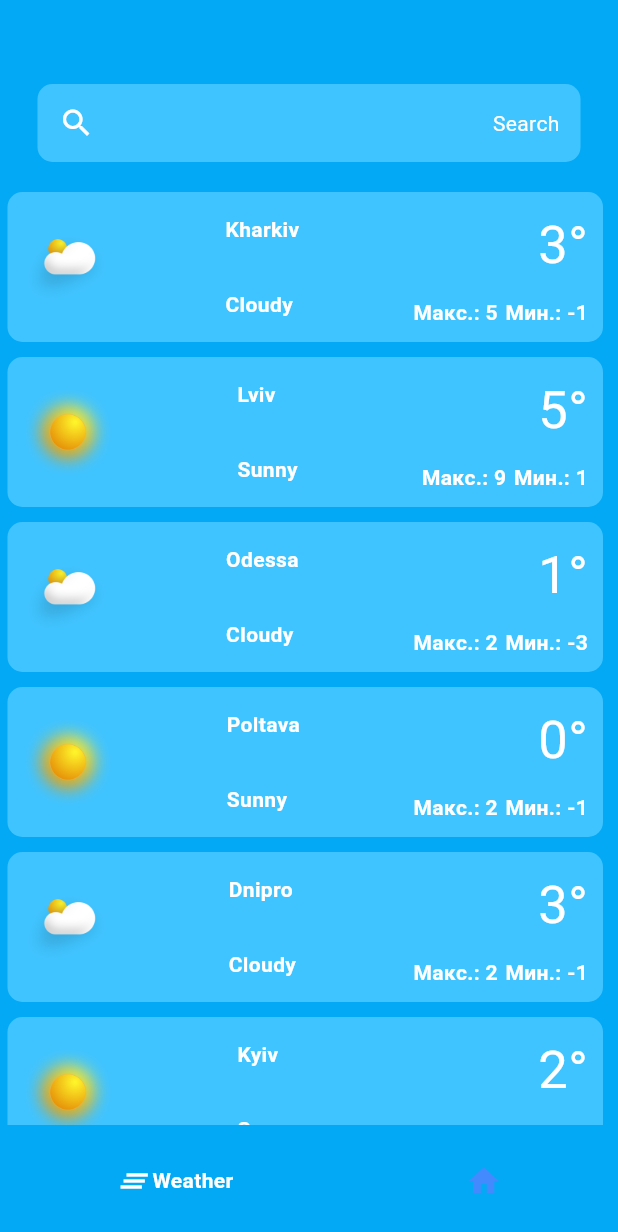
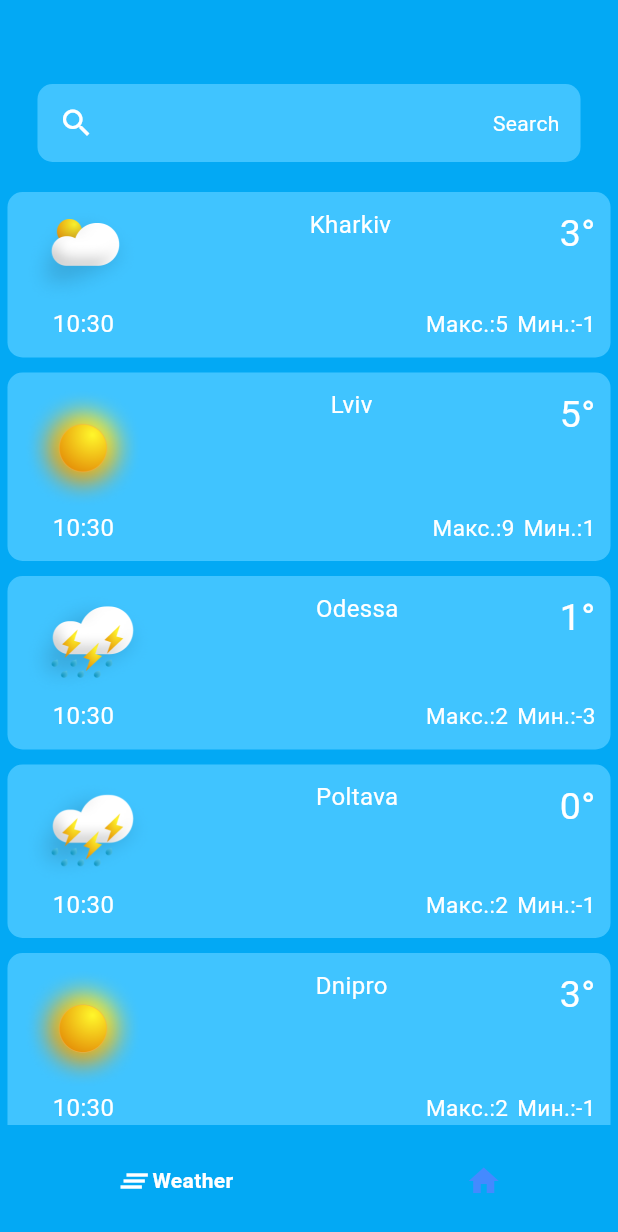
Before and after one commit to leeerrrrmmm/WeatherApp, a Flutter app: the screen it shows after launch, on a phone screen of 412 x 824 dp. Shown: the top 1232 px of the screen. Run offline on Flutter 3.47's test engine with Material 3 defaults, Android fonts, the phone set to English and light mode, and no system bars; drawn by our look-alikes of google_nav_bar.

Commit message:
Add a realTime

```diff
--- a/lib/Screens/main_screen.dart
+++ b/lib/Screens/main_screen.dart
@@ -13,6 +13,16 @@ class MainScreen extends StatefulWidget {
 }
 
 class _MainScreenState extends State<MainScreen> {
+
+
+  void addWeatherItem(Weather weather){
+    showDialog(
+        context: context,
+        builder: (context) => AlertDialog(
+          title: Text('Success'),
+          content: Text('You we\'re success added a weather item'),
+        ));
+  }
 
   @override
   Widget build(BuildContext context) {
@@ -50,7 +60,9 @@ class _MainScreenState extends State<MainScreen> {
                   itemBuilder: (context, index) {
                     Weather weather = value.getWeatherStatusList()[index];
                     // get a Shoe from shop list
-                return WeatherTile(weather: weather,
+                    return WeatherTile(
+                      weather: weather,
+                      // onDismissed: (dir) => addWeatherItem(weather),
 
                       // onTap: () => addShoeToCart(shoe));
                     );
--- a/lib/components/weather_tile.dart
+++ b/lib/components/weather_tile.dart
@@ -1,8 +1,9 @@
 import 'package:flutter/material.dart';
 import '../models/Weather.dart';
+import 'dart:async';
 
 class WeatherTile extends StatefulWidget {
-  final Weather weather; // Сделано final для большей безопасности
+  final Weather weather;
   WeatherTile({
     super.key,
     required this.weather,
@@ -12,89 +13,88 @@ class WeatherTile extends StatefulWidget {
   State<WeatherTile> createState() => _WeatherTileState();
 }
 
+
 class _WeatherTileState extends State<WeatherTile> {
+  late String _currentTime;
+  late Timer _timer;
+
+  @override
+  void initState() {
+    super.initState();
+    _currentTime = _getCurrentTime(); // Инициализация текущего времени
+    _startTimer(); // Запуск таймера
+  }
+
+  @override
+  void dispose() {
+    _timer.cancel(); // Остановите таймер при удалении виджета
+    super.dispose();
+  }
+
+  void _startTimer() {
+    _timer = Timer.periodic(Duration(seconds: 1), (timer) {
+      setState(() {
+        _currentTime = _getCurrentTime();
+      });
+    });
+  }
+
+  String _getCurrentTime() {
+    final now = DateTime.now();
+    return '${now.hour.toString().padLeft(2, '0')}:${now.minute.toString().padLeft(2, '0')}';
+        // ':${now.second.toString().padLeft(2, '0')}';
+  }
+
   @override
   Widget build(BuildContext context) {
     return Container(
-      margin: const EdgeInsets.only(bottom: 10, left: 5, right: 10),
-      padding: const EdgeInsets.all( 10),
+      margin: const EdgeInsets.only(bottom: 10, left: 5, right: 5),
+      padding: const EdgeInsets.all(10),
       width: 200,
       decoration: BoxDecoration(
         color: Colors.lightBlueAccent,
         borderRadius: BorderRadius.circular(10),
       ),
       child: Column(
+        mainAxisAlignment: MainAxisAlignment.spaceBetween,
         children: [
           Row(
             mainAxisAlignment: MainAxisAlignment.spaceBetween,
+            crossAxisAlignment: CrossAxisAlignment.start,
             children: [
-              // Изображение
               Image.asset(
                 widget.weather.imagePath,
-                scale: 4,
+                scale: 3,
               ),
-              // Имя и погодные условия
-              Column(
-                mainAxisAlignment: MainAxisAlignment.start,
-                crossAxisAlignment: CrossAxisAlignment.start,
-                children: [
-                  Text(
-                    widget.weather.name,
-                    style: const TextStyle(
+              Text(widget.weather.name,
+                  style: TextStyle(
                       color: Colors.white,
-                      fontWeight: FontWeight.bold,
-                    ),
-                  ),
-                  const SizedBox(height: 30), // Отступ между name и weatherConditions
-                  Text(
-                    widget.weather.weatherConditions,
-                    style: const TextStyle(
-                      color: Colors.white,
-                      fontWeight: FontWeight.bold,
-                    ),
-                  ),
+                      fontSize: 16,
+                      fontWeight: FontWeight.w400)),
+              Text(widget.weather.degree + '°',
+                  style: TextStyle(color: Colors.white, fontSize: 25)),
             ],
-              ),
-              // Градусы и мин/макс температура
-              Column(
-                crossAxisAlignment: CrossAxisAlignment.end,
-                children: [
-                  Padding(
-                    padding: const EdgeInsets.only(bottom: 10),
-                    child: Text(
-                      widget.weather.degree + '°',
-                      style: const TextStyle(
-                        color: Colors.white,
-                        fontSize: 35,
-                      ),
-                    ),
           ),
           Row(
               mainAxisAlignment: MainAxisAlignment.spaceBetween,
               children: [
                 Padding(
-                        padding: const EdgeInsets.only(right: 5),
-                        child: Text(
-                          'Макс.: ${widget.weather.maxDegree}',
-                          style: const TextStyle(
-                            color: Colors.white,
-                            fontWeight: FontWeight.bold,
+                  padding: const EdgeInsets.only(left: 20.0),
+                  child: Text(_currentTime,
+                      style: TextStyle(color: Colors.white, fontSize: 16)),
                 ),
+                Row(
+                  children: [
+                    Padding(
+                      padding: const EdgeInsets.all(2.0),
+                      child: Text('Макс.:' + widget.weather.maxDegree,
+                          style: TextStyle(color: Colors.white, fontSize: 15)),
                     ),
-                      ),
-                      Text(
-                        'Мин.: ${widget.weather.minDegree}',
-                        style: const TextStyle(
-                          color: Colors.white,
-                          fontWeight: FontWeight.bold,
-                        ),
-                      ),
+                    Text(' Мин.:' + widget.weather.minDegree,
+                        style: TextStyle(color: Colors.white, fontSize: 15)),
                   ],
                 ),
-                ],
-              ),
-            ],
-          ),
+              ]),
         ],
       ),
     );
--- a/lib/models/item.dart
+++ b/lib/models/item.dart
@@ -28,29 +28,29 @@ class Item extends ChangeNotifier {
     ),
 
     Weather(
-        imagePath: 'lib/images/cloudy.png',
+        imagePath: 'lib/images/rain.png',
         name: 'Odessa',
         degree: '1',
         maxDegree: '2',
         minDegree: '-3',
-        weatherConditions: 'Cloudy',
+        weatherConditions: 'Rain',
         wind: '9 m/s',
         hum: '90%'
     ),
 
     Weather(
-        imagePath: 'lib/images/sun.png',
+        imagePath: 'lib/images/rain.png',
         name: 'Poltava',
         degree: '0',
         maxDegree: '2',
         minDegree: '-1',
-        weatherConditions: 'Sunny',
+        weatherConditions: 'Rain',
         wind: '4 m/s',
-        hum: '30%'
+        hum: '94%'
     ),
 
     Weather(
-        imagePath: 'lib/images/cloudy.png',
+        imagePath: 'lib/images/sun.png',
         name: 'Dnipro',
         degree: '3',
         maxDegree: '2',
```
Also changed, not shown: lib/images/cloud.png (added), lib/images/lrain.png (added), lib/images/night.png (added), lib/images/rain.png (added). Lines whose indentation alone changed are shown as unchanged.
